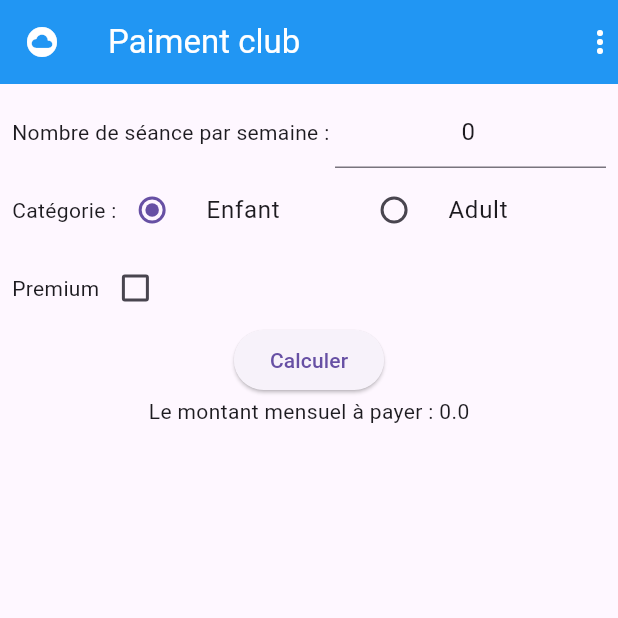
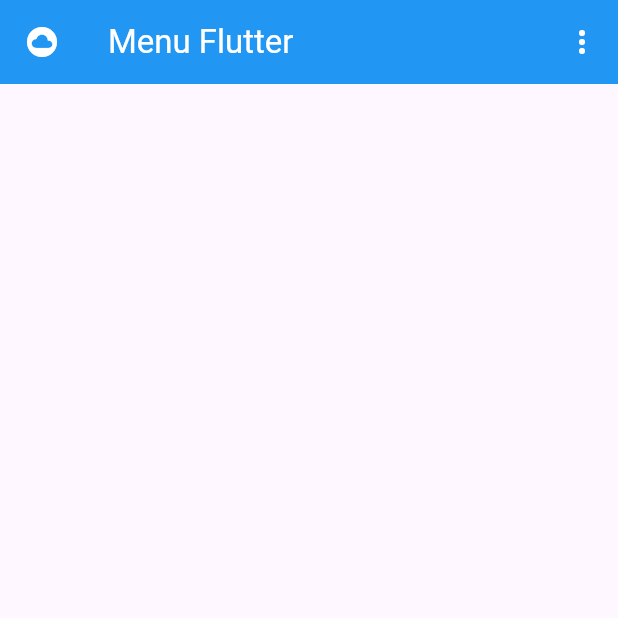
Before and after one commit to oughzal/DEVOAM_M208, a Flutter app: the screen it shows after launch, on a phone screen of 412 x 824 dp, the top half of it. Run offline on Flutter 3.47's test engine with Material 3 defaults, Android fonts, the phone set to English and light mode, and no system bars.

Commit message:
Intial Commit

```diff
--- a/lib/main.dart
+++ b/lib/main.dart
@@ -14,101 +14,56 @@ class EFF extends StatefulWidget {
 }
 
 class _EFFState extends State<EFF> {
-  String? _categorie = "Enfant";
-  bool _checked = false;
-  double _total=0.0;
-  final TextEditingController _controller = TextEditingController(text: "0");
+  String? _Option = "";
 
   @override
   Widget build(BuildContext context) {
     return MaterialApp(
       debugShowCheckedModeBanner: false,
-      title: "EFF 2023",
+      title: "Menu Flutter",
       home: Scaffold(
         appBar: AppBar(
+          backgroundColor: Colors.blue,
+          leading: const Icon(
+            Icons.cloud_circle,
+            color: Colors.white,
+          ),
+          title: const Text(
+            "Menu Flutter",
+            style: TextStyle(color: Colors.white),
+          ),
+          actions: <Widget>[
+            PopupMenuButton(
+              offset: const Offset(0,50),
+              onSelected: (String value){
+                setState(() {
+                  _Option = value!;
+                });
+              },
+                icon: const Icon(Icons.more_vert, color: Colors.white,),
+                itemBuilder: (BuildContext context) => <PopupMenuEntry<String>>[
+                  const PopupMenuItem<String>(
+                   value: "Option 1",
+                   child: Text("Option 1"),
+                  ),   const PopupMenuItem<String>(
+                   value: "Option 2",
+                   child: Text("Option 2"),
+                  ),   const PopupMenuItem<String>(
+                   value: "Option 3",
+                   child: Text("Option 3"),
+                  ),   const PopupMenuItem<String>(
+                   value: "Option 4",
+                   child: Text("Option 4"),
+                  ),
 
-          backgroundColor: Colors.blue,
-          leading: const Icon(Icons.cloud_circle, color: Colors.white,),
-          title: const Text("Paiment club",style: TextStyle(color: Colors.white),),
-          actions: [
-            Icon(Icons.more_vert,color: Colors.white,)
+                ]
+            )
           ],
         ),
-        drawer: const Drawer(
-
-          child: const Text("Drawer"),
-        ),
-        body: Padding(
-          padding: const EdgeInsets.all(8.0),
-          child: Column(
-            children: [
-              Row(
-                children: [
-                  Text("Nombre de séance par semaine : "),
-                  Flexible(
-                      child: TextField(
-                        controller: _controller,
-                      keyboardType: TextInputType.number,
-                        textAlign: TextAlign.center,
-
-                  )),
-                ],
-              ),
-              Row(
-                children: [
-                  Text("Catégorie : "),
-                  Flexible(
-                    child: RadioListTile(
-                        contentPadding: EdgeInsets.all(0),
-                        title: Text("Enfant"),
-                        value: "Enfant",
-                        groupValue: _categorie,
-                        onChanged: (value) {
-                          setState(() {
-                            _categorie = value!;
-                          });
-                        }),
-                  ),
-                  Flexible(
-                    child: RadioListTile(
-                        contentPadding: EdgeInsets.all(0),
-                        title: Text("Adult"),
-                        value: "Adulte",
-                        groupValue: _categorie,
-                        onChanged: (value) {
-                          setState(() {
-                            _categorie = value!;
-                          });
-                        }),
-                  ),
-                ],
-              ),
-              Row(
-                children: [
-                  Text("Premium"),
-                  Checkbox(
-                      value: _checked,
-                      onChanged: (value) {
-                        setState(() {
-                          _checked = value!;
-                        });
-                      }),
-                ],
-              ),
-              ElevatedButton(
-                  onPressed: () {
-                    int nbHours = int.tryParse(_controller.text.toString()) ?? 0;
-                    double prix = (_categorie! == "Enfant")? 15.0 : 30.0;
-                    double prixTotal = 4*nbHours*prix;
-                    if(_checked==true) prixTotal +=200;
-                    setState(() {
-                      _total = prixTotal;
-                    });
-                  },
-                  child: Text("Calculer")
-              ),
-              Text("Le montant mensuel à payer : $_total")
-            ],
+        body: Center(
+          child:Text(
+            "$_Option",
+            style: const TextStyle(fontSize: 30, fontWeight: FontWeight.bold),
           ),
         ),
       ),
```
